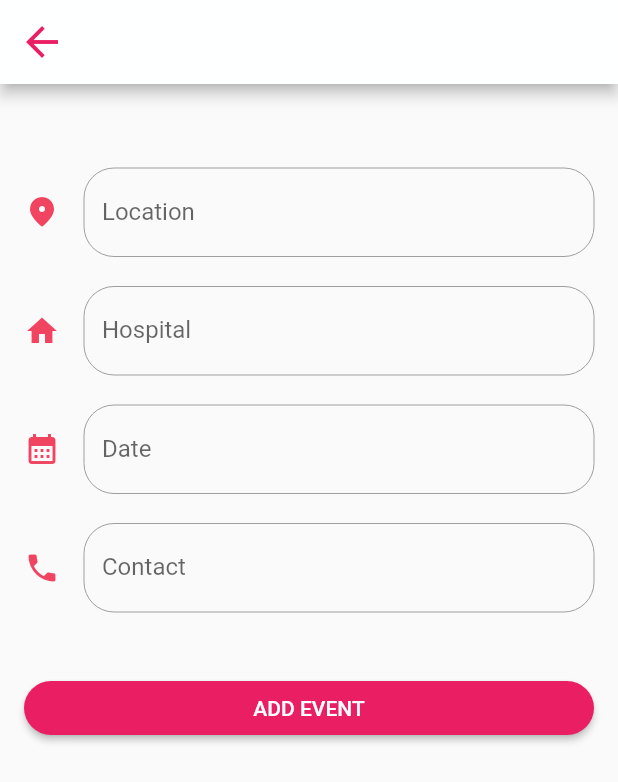
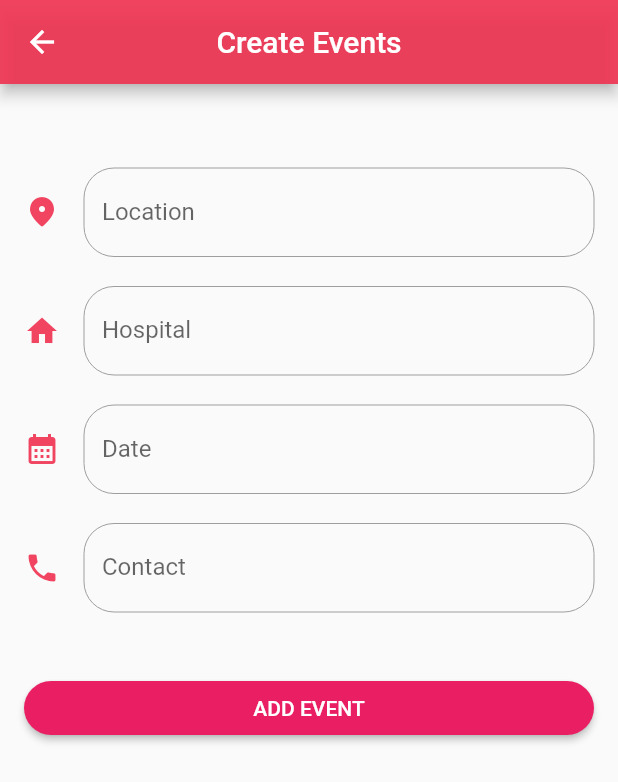
Before and after one commit to UG-BLOOD-DONATE/doctor_side, a Flutter app: the MyHomePage screen opened directly, on a phone screen of 412 x 824 dp. Shown: the top 782 px of the screen. Run offline on Flutter 3.47's test engine with Material 2 defaults, Android fonts, the light colour scheme and no system bars; our stand-ins replace cached_network_image, cloud_firestore, firebase_auth, firebase_core, firebase_storage, flutter_spinkit and 12 more; missing offline and left inert: flutter_polyline_points, qr_code_scanner; accounts and stored records are empty; project files that could hold a hidden picture were left out.

Commit message:
updates
updates

```diff
--- a/lib/screens/create_event.dart
+++ b/lib/screens/create_event.dart
@@ -24,14 +24,14 @@ class Router {
   }
 }
 
-class MyApp extends StatefulWidget {
-  const MyApp({Key? key}) : super(key: key);
+class CreateEvent extends StatefulWidget {
+  const CreateEvent({Key? key}) : super(key: key);
 
   @override
-  _MyAppState createState() => _MyAppState();
+  _CreateEventState createState() => _CreateEventState();
 }
 
-class _MyAppState extends State<MyApp> {
+class _CreateEventState extends State<CreateEvent> {
   @override
   Widget build(BuildContext context) {
     CollectionReference create_event =
@@ -83,71 +83,9 @@ class _MyHomePageState extends State<MyHomePage> {
                 Center(
                   child: Image.asset('assets/back_arr.png'),
                 ),
-                // const Align(
-                //     alignment: Alignment.topLeft,
-                //     child: Text("Full name:",
-                //         style: TextStyle(fontWeight: FontWeight.w700))),
-                // Align(
-                //   alignment: Alignment.topLeft,
-                //   child: Text(firstName + " " + lastName),
-                // ),
-                // const SizedBox(
-                //   height: 10,
-                // ),
-                // const Align(
-                //     alignment: Alignment.topLeft,
-                //     child: Text("Body Temperature:",
-                //         style: TextStyle(fontWeight: FontWeight.w700))),
-                // Align(
-                //   alignment: Alignment.topLeft,
-                //   child: Text("$bodyTemp ${measure == 1 ? "ºC" : "ºF"}"),
-                // )
               ],
             ),
           ),
-          // actions: <Widget>[
-          //   Row(
-          //     mainAxisAlignment: MainAxisAlignment.spaceEvenly,
-          //     children: <Widget>[
-          //       TextButton(
-          //         style: TextButton.styleFrom(
-          //           primary: Colors.white,
-          //           backgroundColor: Colors.grey,
-          //           shape: const RoundedRectangleBorder(
-          //               borderRadius: BorderRadius.all(Radius.circular(10))),
-          //         ),
-          //   child: const Text('Go to profile'),
-          //   onPressed: () async {
-          //     FocusScope.of(context)
-          //         .unfocus(); // unfocus last selected input field
-          //     Navigator.pop(context);
-          //     await Navigator.push(
-          //             context,
-          //             MaterialPageRoute(
-          //                 builder: (context) =>
-          //                     MyProfilePage())) // Open my profile
-          //         .then((_) => _formKey.currentState ?.reset()); // Empty the form fields
-          //     setState(() {});
-          //   }, // so the alert dialog is closed when navigating back to main page
-          // ),
-          // TextButton(
-          //   style: TextButton.styleFrom(
-          //     primary: Colors.white,
-          //     backgroundColor: Colors.blue,
-          //     shape: const RoundedRectangleBorder(
-          //         borderRadius: BorderRadius.all(Radius.circular(10))),
-          //   ),
-          //   child: const Text('OK'),
-          //   onPressed: () {
-          //     Navigator.of(context).pop(); // Close the dialog
-          //     FocusScope.of(context)
-          //         .unfocus(); // Unfocus the last selected input field
-          //     _formKey.currentState?.reset(); // Empty the form fields
-          //   },
-          // )
-          //     ],
-          //   )
-          // ],
         );
       },
     );
@@ -159,35 +97,9 @@ class _MyHomePageState extends State<MyHomePage> {
         FirebaseFirestore.instance.collection('create_event');
     return Scaffold(
       appBar: AppBar(
-        leading: IconButton(
-          icon: const Icon(Icons.arrow_back, size: 32.0, color: Colors.pink),
-          onPressed: () => Navigator.pop(context, true // MaterialPageRoute(
-              //   builder: (_) => Home(
-              //     currentUser: null,
-              //   ),
-              // ),
-              ),
-        ),
-        backgroundColor: const Color.fromARGB(255, 254, 255, 255),
-        title: const Text(
-          "Create Event",
-          style: TextStyle(
-            color: Color.fromARGB(0, 11, 11, 11),
-          ),
-        ),
-        // actions: <Widget>[
-        //   IconButton(
-        //     icon: const Icon(Icons.account_circle, size: 32.0),
-        //     tooltip: 'Profile',
-        //     onPressed: () {
-        //       Navigator.push(
-        //           context,
-        //           MaterialPageRoute(
-        //             builder: (context) => MyProfilePage(),
-        //           ));
-        //     },
-        //   ),
-        // ],
+        backgroundColor: Color.fromARGB(234, 239, 52, 83),
+        title: Text("Create Events"),
+        centerTitle: true,
       ),
       body: SingleChildScrollView(
         child: Padding(
@@ -201,6 +113,7 @@ class _MyHomePageState extends State<MyHomePage> {
               //         fontSize: 24,
               //       )),
               // ),
+
               const SizedBox(
                 height: 40,
               ),
```
Also changed, not shown: lib/screens/first_screens/blood_page.dart (+9 -2 lines), lib/screens/graph.dart (+6 -1 lines).
